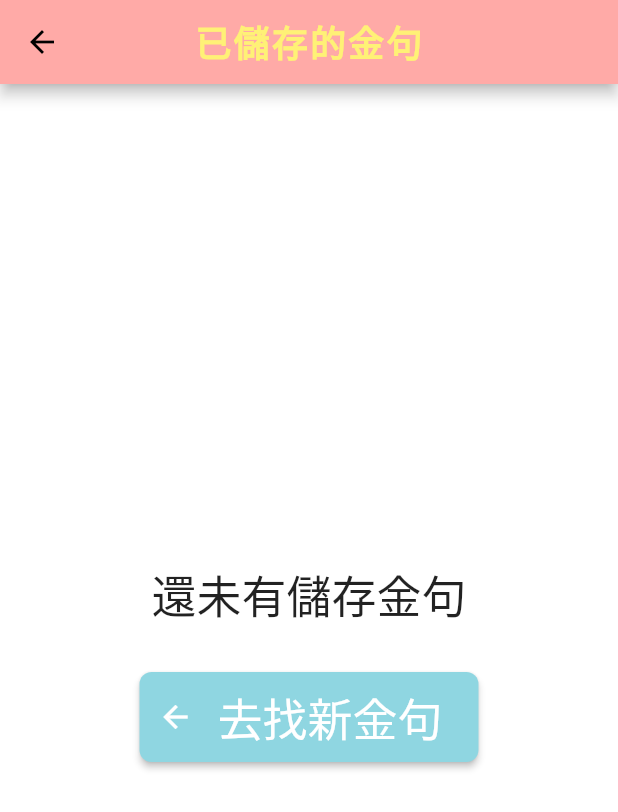
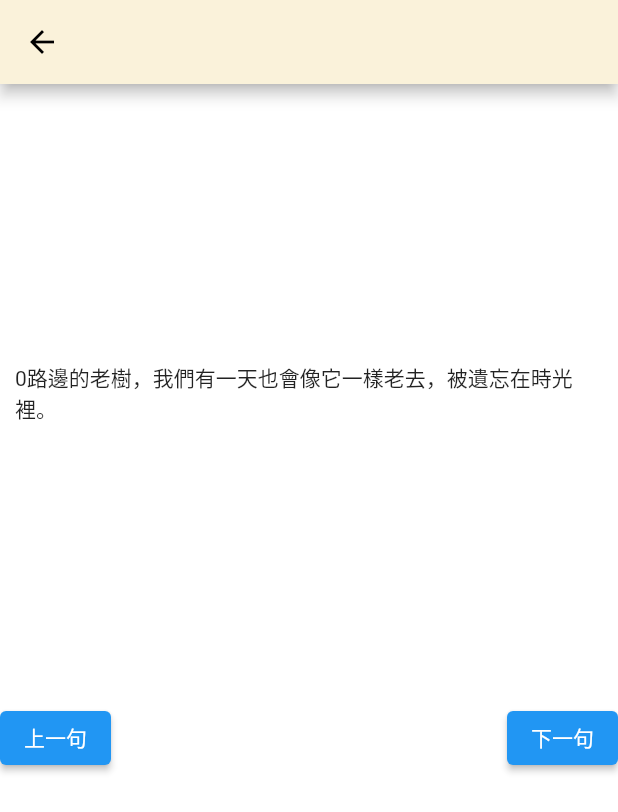
Before and after one commit to MHYeung/DailyMotto-App, a Flutter app: the screen it shows after launch, on a phone screen of 412 x 824 dp. Shown: the top 812 px of the screen. Run offline on Flutter 3.47's test engine with Material 2 defaults, Android fonts, the phone set to English and light mode, and no system bars; our stand-ins replace dio, flutter_local_notifications, google_mobile_ads, share, shared_preferences, timezone; missing offline and left inert: lpinyin.

Commit message:
newHomePage

```diff
--- a/lib/Model/content.txt
+++ b/assets/content.txt
@@ -147,4 +147,4 @@ TI AMO=AMO A TE 就是我愛你的意思[愛心]"愛迪生說過：“要把BOSS
 他是人間春雨的遠山   落冇處隨遇而安
 他是折枝入畫的塵緣   自長成古樹殘情
 他是黃昏沾染的思念   莫分離癡迷與怨羨
-他是風雪剩下的呢喃   一生篤行與癡纏"我外公他，當年因為冇錢吃飯，當了國民黨的兵。濟南戰役放不下我老爺爺，偷偷溜回來，後來終究冇有跟去臺灣。後來因為人正直當了官，又因為提出按人頭分飯有問題，得罪了人，被扒出了老底，下了大牢。而我對他唯一的印象，他癌症躺在病床打著吊瓶，我跟隨媽媽去看他，他叫我:"資本家的小閨女"。[大哭]"
+他是風雪剩下的呢喃   一生篤行與癡纏"我外公他，當年因為冇錢吃飯，當了國民黨的兵。濟南戰役放不下我老爺爺，偷偷溜回來，後來終究冇有跟去臺灣。後來因為人正直當了官，又因為提出按人頭分飯有問題，得罪了人，被扒出了老底，下了大牢。而我對他唯一的印象，他癌症躺在病床打著吊瓶，我跟隨媽媽去看他，他叫我: [資本家的小閨女]。[大哭]
--- a/lib/home_page.dart
+++ b/lib/home_page.dart
@@ -1,4 +1,5 @@
 import 'dart:convert';
+import 'dart:io';
 
 import 'package:google_mobile_ads/google_mobile_ads.dart';
 import 'package:motto/Model/AdManager.dart';
--- a/lib/main.dart
+++ b/lib/main.dart
@@ -1,15 +1,21 @@
 import './home_page.dart';
 import './Model/notification_service.dart';
 import 'package:flutter/material.dart';
+import 'package:provider/provider.dart';
 
 import './overall_theme.dart';
 import './routes.dart';
+import 'Model/quote_provider.dart';
 
 
 Future<void> main() async {
   WidgetsFlutterBinding.ensureInitialized();
   await NotificationService().init();
-  runApp(Base());
+  runApp(MultiProvider(
+      providers: [
+        ChangeNotifierProvider(create: (_) => Counter()),
+      ],
+      child: Base()));
 }
 
 class Base extends StatelessWidget {
@@ -17,7 +23,7 @@ class Base extends StatelessWidget {
   Widget build(BuildContext context) {
     return MaterialApp(
       onGenerateRoute: CustomRouter.generateRoute,
-      initialRoute: '/favorite',
+      initialRoute: '/nhome',
       theme: CustomTheme.lightTheme,
       debugShowCheckedModeBanner: false,
     );
--- /dev/null
+++ b/lib/newHomePage.dart
@@ -0,0 +1,67 @@
+import 'package:flutter/material.dart';
+import 'package:flutter/services.dart' show rootBundle;
+import 'package:provider/provider.dart';
+
+import 'Model/quote_provider.dart';
+
+class NewHomePage extends StatelessWidget {
+  @override
+  Widget build(BuildContext context) {
+    return Scaffold(
+      appBar: AppBar(),
+      body: Container(
+        height: MediaQuery.of(context).size.height * 0.85,
+        width: double.infinity,
+        child: Column(
+          children: [
+            Quote(),
+            Row(
+              mainAxisAlignment: MainAxisAlignment.spaceBetween,
+              children: [
+                ElevatedButton(
+                  onPressed: () => context.read<Counter>().decrement(),
+                  child: Text('上一句'),
+                ),
+                ElevatedButton(
+                  onPressed: () => context.read<Counter>().increment(),
+                  child: Text('下一句'),
+                ),
+              ],
+            )
+          ],
+        ),
+      ),
+    );
+  }
+}
+
+class Quote extends StatelessWidget {
+  const Quote({
+    Key key,
+  }) : super(key: key);
+
+  Future<List<String>> _getQuotes() async {
+    String raw = await rootBundle.loadString('assets/content.txt');
+    List<String> quotes = raw.split('"');
+    return quotes;
+  }
+
+  @override
+  Widget build(BuildContext context) {
+    return FutureBuilder(
+        future: _getQuotes(),
+        builder: (context, snapshot) {
+          if (snapshot.hasData) {
+            return Container(
+              padding: EdgeInsets.symmetric(horizontal: 10.0),
+                height: MediaQuery.of(context).size.height * 0.5,
+                child: Center(child:
+                        Text(context.watch<Counter>().count.toString() + snapshot.data[context.watch<Counter>().count] )));
+          } else if (snapshot.hasError) {
+            return Text("${snapshot.error}");
+          }
+          // By default, show a loading spinner.
+          return CircularProgressIndicator();
+        });
+  }
+}
--- a/lib/routes.dart
+++ b/lib/routes.dart
@@ -4,6 +4,7 @@ import './share_page.dart';
 import 'package:flutter/material.dart';
 
 import 'main.dart';
+import 'newHomePage.dart';
 
 class CustomRouter{
   static Route<dynamic> generateRoute (RouteSettings settings){
@@ -14,6 +15,8 @@ class CustomRouter{
         return MaterialPageRoute(builder: (_) => FavoritePage());
       case '/share':
         return MaterialPageRoute(builder: (_) => SharePage());
+      case '/nhome':
+        return MaterialPageRoute(builder: (_) => NewHomePage());
       default:
         return MaterialPageRoute(builder:(_) => ErrorPage());
     }
--- a/pubspec.yaml
+++ b/pubspec.yaml
@@ -31,6 +31,7 @@ dependencies:
   share: ^2.0.1
   path_provider: ^2.0.1
   dio: ^4.0.0
+  provider: ^5.0.0
 
 
 
@@ -56,6 +57,7 @@ flutter:
   # To add assets to your application, add an assets section, like this:
   assets:
      - assets/error.png
+     - assets/content.txt
 
   # An image asset can refer to one or more resolution-specific "variants", see
   # https://flutter.dev/assets-and-images/#resolution-aware.
```
Also changed, not shown: lib/Model/quote_provider.dart (added, +42 -0 lines), lib/Model/Content.dart (added), pubspec.lock.
